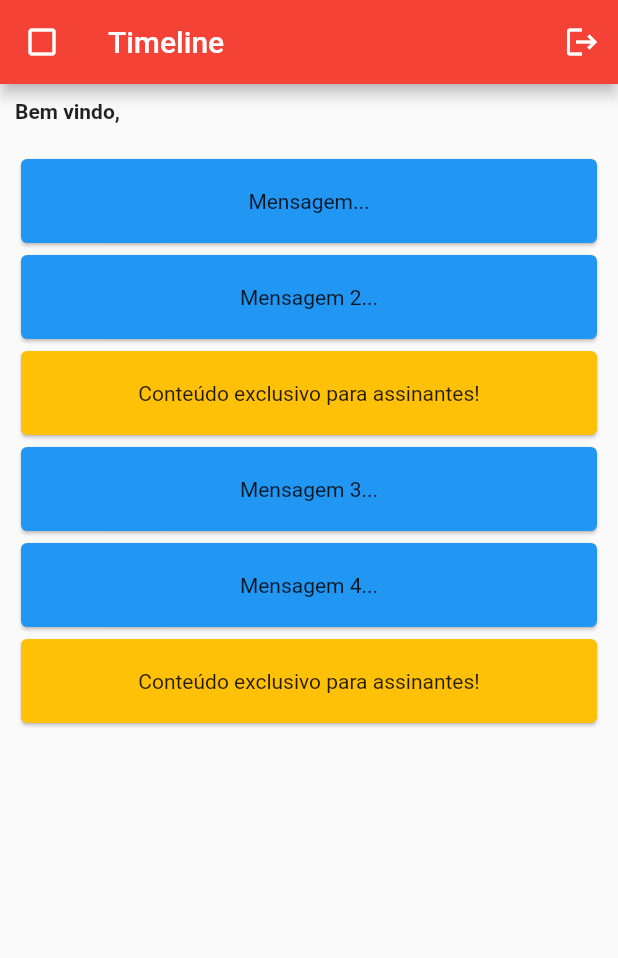
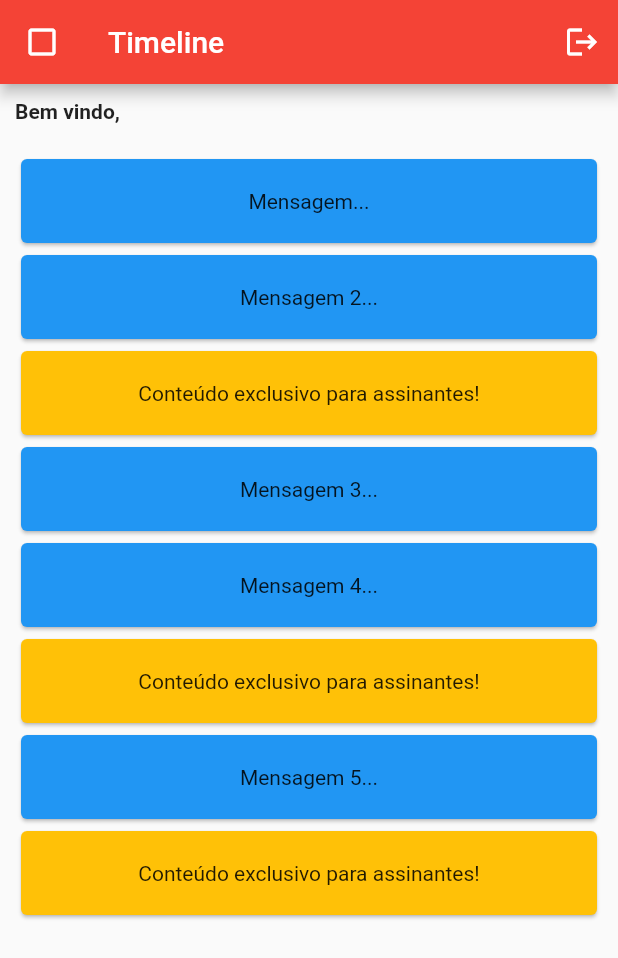
Before and after one commit to rocketseat-creators-program/privshare-2021-07-11, a Flutter app: the TimelinePage screen opened by its route, on a phone screen of 412 x 824 dp. Shown: the top 958 px of the screen. Run offline on Flutter 3.47's test engine with Material 2 defaults, Android fonts, the phone set to English and light mode, and no system bars; our stand-ins replace get, get_storage; accounts and stored records are empty.

Commit message:
improve example

```diff
--- a/lib/core/routes/routes.dart
+++ b/lib/core/routes/routes.dart
@@ -1,6 +1,5 @@
 import 'package:get/get.dart';
 import 'package:privshare/core/routes/middlewares/is_not_logged_middleware.dart';
-import 'package:privshare/modules/auth/bindings/login_binding.dart';
 import 'package:privshare/modules/auth/pages/login_page.dart';
 import 'package:privshare/modules/timeline/pages/timeline_page.dart';
 
@@ -28,7 +27,6 @@ class Routes {
   static List<GetPage> pages = [
     GetPage(
       name: LOGIN.name,
-      binding: LoginBinding(),
       middlewares: [
         IsNotLoggedMiddlware(),
       ],
--- a/lib/modules/app/bindings/app_binding.dart
+++ b/lib/modules/app/bindings/app_binding.dart
@@ -23,7 +23,8 @@ class AppBinding implements Bindings {
 
     Get.lazyPut<AuthController>(
       () => AuthController(
-        Get.find(),
+        appController: Get.find(),
+        repository: Get.find(),
       ),
     );
   }
--- a/lib/modules/auth/controllers/auth_controller.dart
+++ b/lib/modules/auth/controllers/auth_controller.dart
@@ -1,14 +1,19 @@
 import 'package:flutter/material.dart';
 import 'package:get/get.dart';
 import 'package:privshare/core/routes/routes.dart';
+import 'package:privshare/modules/app/controllers/app_controller.dart';
 import 'package:privshare/modules/auth/models/user_model.dart';
 import 'package:privshare/modules/auth/repository/user_repository.dart';
 
 class AuthController extends GetxController {
   final UserRepository repository;
+  final AppController appController;
   final Rx<UserModel?> user = Rx(null);
 
-  AuthController(this.repository);
+  AuthController({
+    required this.repository,
+    required this.appController,
+  });
 
   @override
   void onInit() {
@@ -26,6 +31,8 @@ class AuthController extends GetxController {
         }
       });
 
+      repository.saveLocalUser(user.value!);
+
       if (user.value!.isSubscriber) {
         Get.snackbar(
           'Seja bem vindo!',
@@ -38,12 +45,6 @@ class AuthController extends GetxController {
     }
   }
 
-  void saveUser(UserModel _user) {
-    repository.saveLocalUser(_user);
-
-    user.value = _user;
-  }
-
   void logout() {
     repository.removeLocalUser();
 
@@ -51,4 +52,29 @@ class AuthController extends GetxController {
 
     Get.offAllNamed(Routes.LOGIN.path);
   }
+
+  login(String username, String password) async {
+    appController.setIsLoading(true);
+
+    await Future.delayed(
+      Duration(milliseconds: 300),
+    );
+
+    if (password != 'subscribed' && password != 'password') {
+      appController.setErrorMessage('Usuário e/ou senha estão incorretos');
+    } else {
+      final _user = UserModel(
+        username: username,
+        isSubscriber: (password == 'subscribed'),
+      );
+
+      repository.saveLocalUser(_user);
+
+      user.value = _user;
+
+      appController.setIsLoading(false);
+
+      Get.offAllNamed(Routes.DASHBOARD.path);
+    }
+  }
 }
--- a/lib/modules/auth/pages/login_page.dart
+++ b/lib/modules/auth/pages/login_page.dart
@@ -1,6 +1,6 @@
 import 'package:flutter/material.dart';
 import 'package:get/get.dart';
-import 'package:privshare/modules/auth/controllers/login_controller.dart';
+import 'package:privshare/modules/auth/controllers/auth_controller.dart';
 
 class LoginPage extends StatelessWidget {
   LoginPage({
@@ -8,7 +8,7 @@ class LoginPage extends StatelessWidget {
     required this.controller,
   }) : super(key: key);
 
-  final LoginController controller;
+  final AuthController controller;
 
   final _formKey = GlobalKey<FormState>();
   final usernameCtrl = TextEditingController();
--- a/lib/modules/timeline/pages/timeline_page.dart
+++ b/lib/modules/timeline/pages/timeline_page.dart
@@ -42,6 +42,14 @@ class TimelinePage extends StatelessWidget {
     ),
     TimelineItem(
       text: 'Mensagem para assinantes 2...',
+      isSubscribersOnly: true,
+    ),
+    TimelineItem(
+      text: 'Mensagem 5...',
+      isSubscribersOnly: false,
+    ),
+    TimelineItem(
+      text: 'Mensagem para assinantes 3...',
       isSubscribersOnly: true,
     ),
   ];
@@ -96,12 +104,20 @@ class TimelinePage extends StatelessWidget {
                             child: Center(
                               child: (item.isSubscribersOnly)
                                   ? controller.user.value?.isSubscriber ?? false
-                                      ? Text(
-                                          item.text,
-                                          style: TextStyle(
-                                            fontWeight: FontWeight.bold,
-                                            color: Colors.black,
-                                          ),
+                                      ? Column(
+                                          children: [
+                                            Image.asset('assets/premium.jpg'),
+                                            SizedBox(
+                                              height: 10,
+                                            ),
+                                            Text(
+                                              item.text,
+                                              style: TextStyle(
+                                                fontWeight: FontWeight.bold,
+                                                color: Colors.black,
+                                              ),
+                                            ),
+                                          ],
                                         )
                                       : Text(
                                           'Conteúdo exclusivo para assinantes!')
--- a/pubspec.yaml
+++ b/pubspec.yaml
@@ -19,3 +19,6 @@ dev_dependencies:
 
 flutter:
   uses-material-design: true
+
+  assets:
+    - assets/
```
Also changed, not shown: lib/modules/auth/bindings/login_binding.dart (deleted, +0 -14 lines), lib/modules/auth/controllers/login_controller.dart (deleted, +0 -38 lines), assets/premium.jpg (added).
